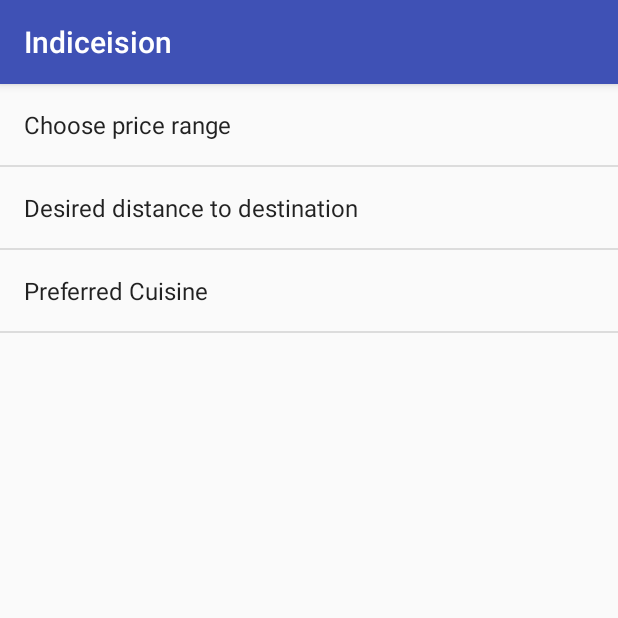
After one commit to heyjasonxu/Indiceision, an Android app: the SettingsActivity screen opened directly, with no data from a screen before it, on a phone screen of 412 x 824 dp, the top half of it. The commit adds this screen. Run offline under Robolectric (Android 15) with nearby library versions, the phone set to English and light mode, and no system bars.

Commit message:
Add menu with preference screen and profile for test

```diff
--- /dev/null
+++ b/app/src/main/java/edu/uw/info448/indiceision/SettingsActivity.java
@@ -0,0 +1,31 @@
+package edu.uw.info448.indiceision;
+
+import android.os.Bundle;
+import android.preference.PreferenceFragment;
+import android.support.annotation.Nullable;
+import android.support.v7.app.AppCompatActivity;
+
+/**
+ * Created by Anirudh Subramanyam on 11/28/2017.
+ */
+
+public class SettingsActivity extends AppCompatActivity {
+
+    @Override
+    protected void onCreate(@Nullable Bundle savedInstanceState) {
+        super.onCreate(savedInstanceState);
+
+        getFragmentManager().beginTransaction()
+                .replace(android.R.id.content, new SettingsFragment())
+                .commit();
+    }
+
+    public static class SettingsFragment extends PreferenceFragment {
+
+        @Override
+        public void onCreate(@Nullable Bundle savedInstanceState) {
+            super.onCreate(savedInstanceState);
+            addPreferencesFromResource(R.xml.preferences);
+        }
+    }
+}
--- a/app/src/main/res/values/strings.xml
+++ b/app/src/main/res/values/strings.xml
@@ -2,4 +2,19 @@
     <string name="app_name">Indiceision</string>
     <string name="facebook_app_id">178682106048786</string>
     <string name="fb_login_protocol_scheme">fb178682106048786</string>
+
+    <string-array name="pref_price_list">
+        <item>None</item>
+        <item>$</item>
+        <item>$$</item>
+        <item>$$$</item>
+        <item>$$$$</item>
+    </string-array>
+    <string name="default_price">None</string>
+    <string-array name="pref_cuisine_list">
+        <item>Any</item>
+        <item>Thai</item>
+        <item>Indian</item>
+    </string-array>
+    <string name="default_cuisine">Any</string>
 </resources>
--- /dev/null
+++ b/app/src/main/res/xml/preferences.xml
@@ -0,0 +1,26 @@
+<?xml version="1.0" encoding="utf-8"?>
+<PreferenceScreen xmlns:android="http://schemas.android.com/apk/res/android">
+    <ListPreference
+        android:key="pref_price"
+        android:title="Choose price range"
+        android:entries="@array/pref_price_list"
+        android:defaultValue="@string/default_price"
+        android:entryValues="@array/pref_price_list"
+    />
+
+    <EditTextPreference
+        android:key="pref_distance"
+        android:title="Desired distance to destination"
+        android:defaultValue="1"
+        android:inputType="number"
+    />
+
+    <ListPreference
+        android:key="pref_cuisine"
+        android:title="Preferred Cuisine"
+        android:entries="@array/pref_cuisine_list"
+        android:defaultValue="@string/default_cuisine"
+        android:entryValues="@array/pref_cuisine_list"
+    />
+
+</PreferenceScreen>
```
Also changed, not shown: app/build.gradle (+6 -5 lines), app/src/main/AndroidManifest.xml (+12 -9 lines), app/src/main/java/edu/uw/info448/indiceision/Introduction.java (+58 -14 lines), app/src/main/java/edu/uw/info448/indiceision/Profile.java (added, +56 -0 lines), app/src/main/res/layout/activity_profile.xml (added, +23 -0 lines), app/src/main/res/menu/main_menu.xml (added, +21 -0 lines).
